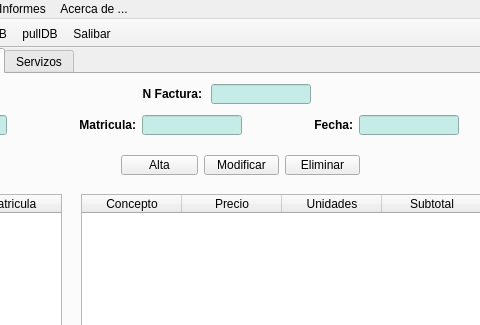
First picture: the form in QuintanaRana/ventMain.ui, repository Martin-Quintana/Desenvolvemento-de-Interfaces, before the edit; both pictures show x 151 to 631 and y 0 to 325 of the 800 by 620 pixel window.
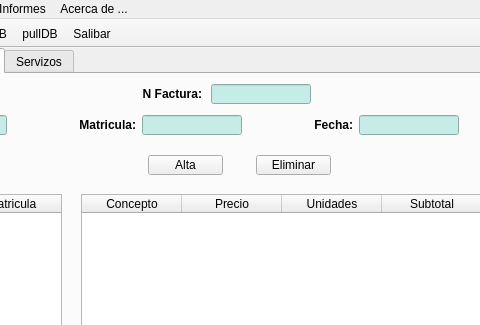
Second picture: the form after the edit. Icons and pictures are not drawn.

The edit to the form file:
```diff
--- a/QuintanaRana/ventMain.ui
+++ b/QuintanaRana/ventMain.ui
@@ -1046,7 +1046,7 @@
          </property>
          <property name="maximumSize">
           <size>
-           <width>275</width>
+           <width>75</width>
            <height>20</height>
           </size>
          </property>
@@ -1056,26 +1056,7 @@
         </widget>
        </item>
        <item>
-        <widget class="QPushButton" name="btnModifcli_2">
-         <property name="minimumSize">
-          <size>
-           <width>75</width>
-           <height>20</height>
-          </size>
-         </property>
-         <property name="maximumSize">
-          <size>
-           <width>75</width>
-           <height>20</height>
-          </size>
-         </property>
-         <property name="text">
-          <string>Modificar</string>
-         </property>
-        </widget>
-       </item>
-       <item>
-        <widget class="QPushButton" name="btnBorracli_2">
+        <widget class="QPushButton" name="btnBorraFac">
          <property name="minimumSize">
           <size>
            <width>75</width>
```
